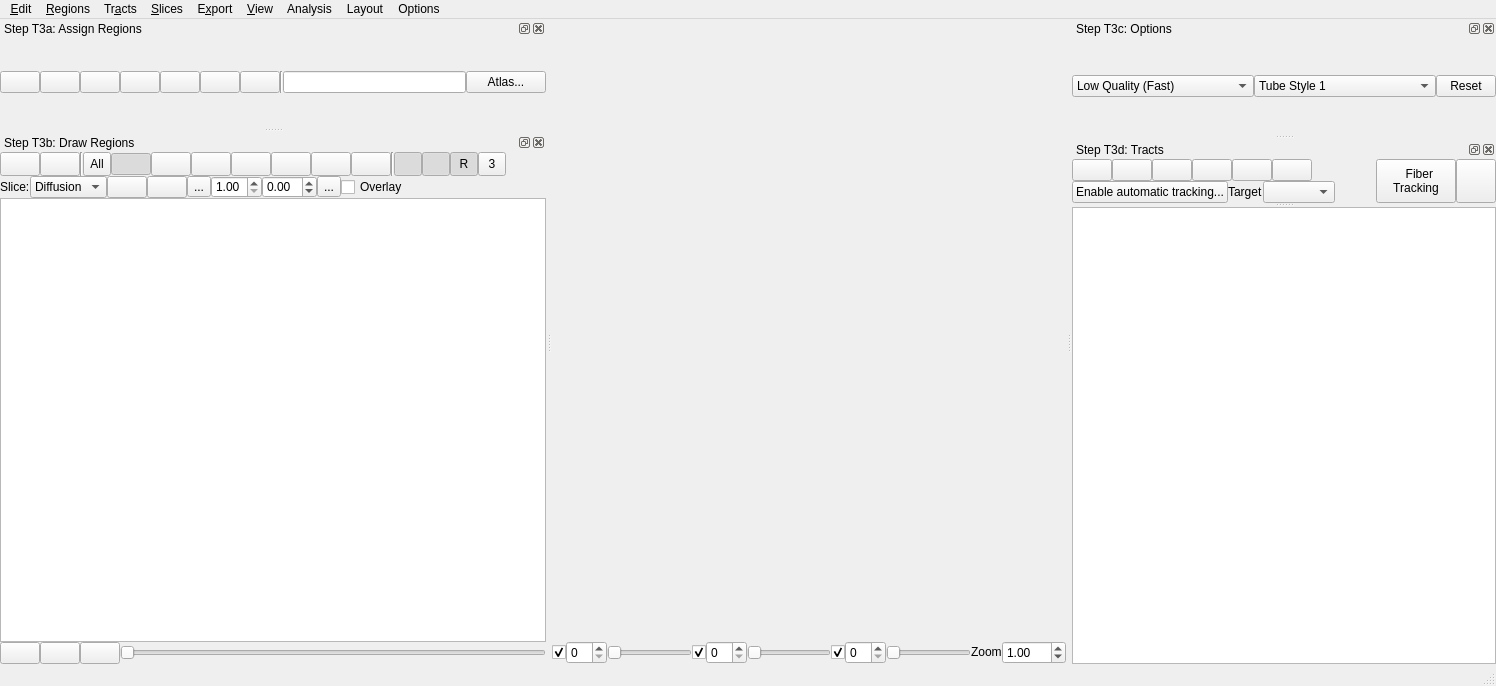
Above: tracking/tracking_window.ui from frankyeh/DSI-Studio before the change. Below: the same form after it.
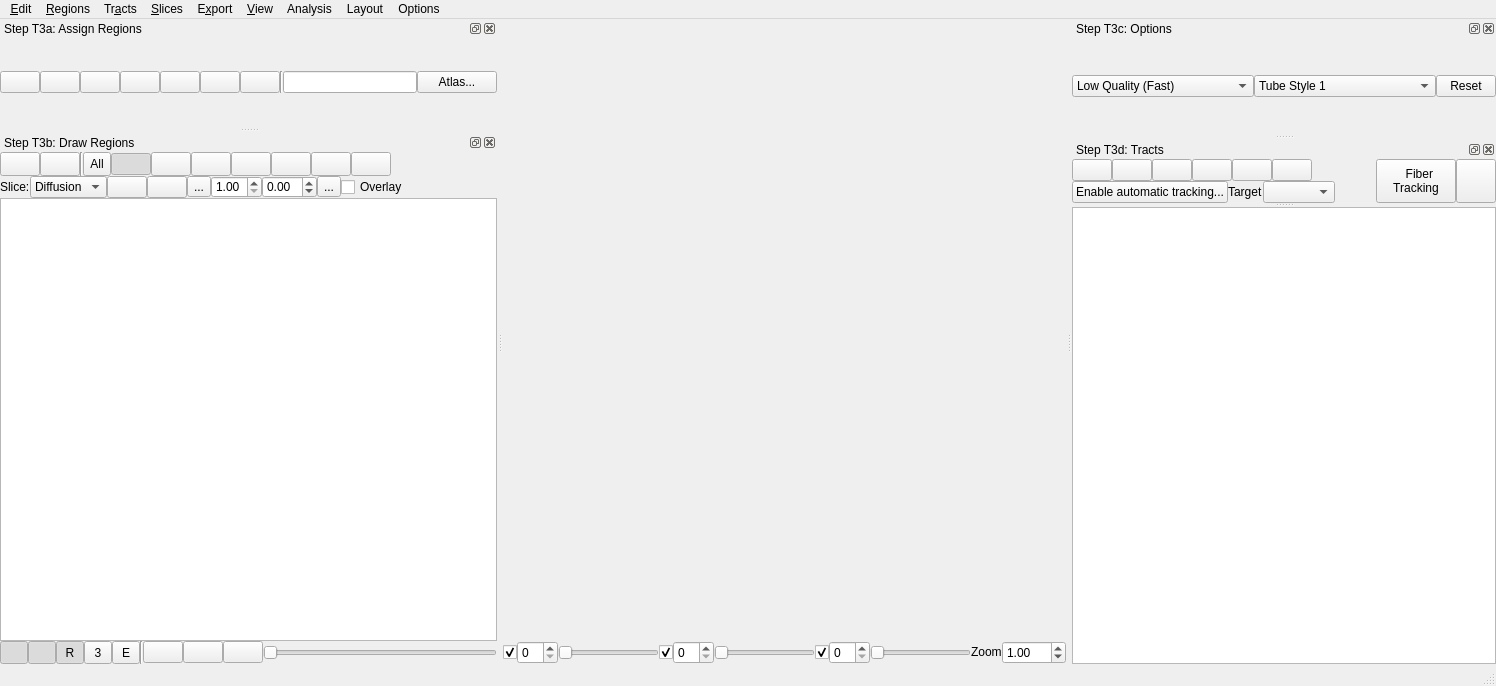
That is the form after the change. Icons and pictures are not drawn. Custom widgets are drawn as their Qt base class.

The edit to the form file:
```diff
--- a/tracking/tracking_window.ui
+++ b/tracking/tracking_window.ui
@@ -1810,139 +1810,6 @@
          </property>
         </widget>
        </item>
-       <item>
-        <widget class="Line" name="line_2">
-         <property name="orientation">
-          <enum>Qt::Vertical</enum>
-         </property>
-        </widget>
-       </item>
-       <item>
-        <widget class="QToolButton" name="show_fiber">
-         <property name="sizePolicy">
-          <sizepolicy hsizetype="Preferred" vsizetype="Preferred">
-           <horstretch>0</horstretch>
-           <verstretch>0</verstretch>
-          </sizepolicy>
-         </property>
-         <property name="minimumSize">
-          <size>
-           <width>28</width>
-           <height>0</height>
-          </size>
-         </property>
-         <property name="toolTip">
-          <string>Show local fiber directions</string>
-         </property>
-         <property name="text">
-          <string/>
-         </property>
-         <property name="icon">
-          <iconset resource="../icons.qrc">
-           <normaloff>:/icons/icons/rgb.xpm</normaloff>:/icons/icons/rgb.xpm</iconset>
-         </property>
-         <property name="checkable">
-          <bool>true</bool>
-         </property>
-         <property name="checked">
-          <bool>true</bool>
-         </property>
-         <property name="autoRaise">
-          <bool>false</bool>
-         </property>
-        </widget>
-       </item>
-       <item>
-        <widget class="QToolButton" name="show_position">
-         <property name="sizePolicy">
-          <sizepolicy hsizetype="Preferred" vsizetype="Preferred">
-           <horstretch>0</horstretch>
-           <verstretch>0</verstretch>
-          </sizepolicy>
-         </property>
-         <property name="minimumSize">
-          <size>
-           <width>28</width>
-           <height>0</height>
-          </size>
-         </property>
-         <property name="toolTip">
-          <string>Show slice positions</string>
-         </property>
-         <property name="text">
-          <string/>
-         </property>
-         <property name="icon">
-          <iconset resource="../icons.qrc">
-           <normaloff>:/icons/icons/guides.xpm</normaloff>:/icons/icons/guides.xpm</iconset>
-         </property>
-         <property name="checkable">
-          <bool>true</bool>
-         </property>
-         <property name="checked">
-          <bool>true</bool>
-         </property>
-        </widget>
-       </item>
-       <item>
-        <widget class="QToolButton" name="show_r">
-         <property name="sizePolicy">
-          <sizepolicy hsizetype="Preferred" vsizetype="Preferred">
-           <horstretch>0</horstretch>
-           <verstretch>0</verstretch>
-          </sizepolicy>
-         </property>
-         <property name="minimumSize">
-          <size>
-           <width>28</width>
-           <height>0</height>
-          </size>
-         </property>
-         <property name="toolTip">
-          <string>Show right side label</string>
-         </property>
-         <property name="text">
-          <string>R</string>
-         </property>
-         <property name="checkable">
-          <bool>true</bool>
-         </property>
-         <property name="checked">
-          <bool>true</bool>
-         </property>
-        </widget>
-       </item>
-       <item>
-        <widget class="QToolButton" name="show_3view">
-         <property name="sizePolicy">
-          <sizepolicy hsizetype="Preferred" vsizetype="Preferred">
-           <horstretch>0</horstretch>
-           <verstretch>0</verstretch>
-          </sizepolicy>
-         </property>
-         <property name="minimumSize">
-          <size>
-           <width>28</width>
-           <height>0</height>
-          </size>
-         </property>
-         <property name="maximumSize">
-          <size>
-           <width>16777215</width>
-           <height>16777215</height>
-          </size>
-         </property>
-         <property name="toolTip">
-          <string>Show slices in 3 views</string>
-         </property>
-         <property name="text">
-          <string>3</string>
-         </property>
-         <property name="checkable">
-          <bool>true</bool>
-         </property>
-        </widget>
-       </item>
        <item>
         <spacer name="horizontalSpacer">
          <property name="orientation">
@@ -2169,6 +2036,164 @@
        <property name="topMargin">
         <number>0</number>
        </property>
+       <item>
+        <widget class="QToolButton" name="show_fiber">
+         <property name="sizePolicy">
+          <sizepolicy hsizetype="Preferred" vsizetype="Preferred">
+           <horstretch>0</horstretch>
+           <verstretch>0</verstretch>
+          </sizepolicy>
+         </property>
+         <property name="minimumSize">
+          <size>
+           <width>28</width>
+           <height>0</height>
+          </size>
+         </property>
+         <property name="toolTip">
+          <string>Show local fiber directions</string>
+         </property>
+         <property name="text">
+          <string/>
+         </property>
+         <property name="icon">
+          <iconset resource="../icons.qrc">
+           <normaloff>:/icons/icons/rgb.xpm</normaloff>:/icons/icons/rgb.xpm</iconset>
+         </property>
+         <property name="checkable">
+          <bool>true</bool>
+         </property>
+         <property name="checked">
+          <bool>true</bool>
+         </property>
+         <property name="autoRaise">
+          <bool>false</bool>
+         </property>
+        </widget>
+       </item>
+       <item>
+        <widget class="QToolButton" name="show_position">
+         <property name="sizePolicy">
+          <sizepolicy hsizetype="Preferred" vsizetype="Preferred">
+           <horstretch>0</horstretch>
+           <verstretch>0</verstretch>
+          </sizepolicy>
+         </property>
+         <property name="minimumSize">
+          <size>
+           <width>28</width>
+           <height>0</height>
+          </size>
+         </property>
+         <property name="toolTip">
+          <string>Show slice positions</string>
+         </property>
+         <property name="text">
+          <string/>
+         </property>
+         <property name="icon">
+          <iconset resource="../icons.qrc">
+           <normaloff>:/icons/icons/guides.xpm</normaloff>:/icons/icons/guides.xpm</iconset>
+         </property>
+         <property name="checkable">
+          <bool>true</bool>
+         </property>
+         <property name="checked">
+          <bool>true</bool>
+         </property>
+        </widget>
+       </item>
+       <item>
+        <widget class="QToolButton" name="show_r">
+         <property name="sizePolicy">
+          <sizepolicy hsizetype="Preferred" vsizetype="Preferred">
+           <horstretch>0</horstretch>
+           <verstretch>0</verstretch>
+          </sizepolicy>
+         </property>
+         <property name="minimumSize">
+          <size>
+           <width>28</width>
+           <height>0</height>
+          </size>
+         </property>
+         <property name="toolTip">
+          <string>Show right side label</string>
+         </property>
+         <property name="text">
+          <string>R</string>
+         </property>
+         <property name="checkable">
+          <bool>true</bool>
+         </property>
+         <property name="checked">
+          <bool>true</bool>
+         </property>
+        </widget>
+       </item>
+       <item>
+        <widget class="QToolButton" name="show_3view">
+         <property name="sizePolicy">
+          <sizepolicy hsizetype="Preferred" vsizetype="Preferred">
+           <horstretch>0</horstretch>
+           <verstretch>0</verstretch>
+          </sizepolicy>
+         </property>
+         <property name="minimumSize">
+          <size>
+           <width>28</width>
+           <height>0</height>
+          </size>
+         </property>
+         <property name="maximumSize">
+          <size>
+           <width>16777215</width>
+           <height>16777215</height>
+          </size>
+         </property>
+         <property name="toolTip">
+          <string>Show 3-slice view</string>
+         </property>
+         <property name="text">
+          <string>3</string>
+         </property>
+         <property name="checkable">
+          <bool>true</bool>
+         </property>
+        </widget>
+       </item>
+       <item>
+        <widget class="QToolButton" name="show_edge">
+         <property name="sizePolicy">
+          <sizepolicy hsizetype="Preferred" vsizetype="Preferred">
+           <horstretch>0</horstretch>
+           <verstretch>0</verstretch>
+          </sizepolicy>
+         </property>
+         <property name="minimumSize">
+          <size>
+           <width>28</width>
+           <height>0</height>
+          </size>
+         </property>
+         <property name="toolTip">
+          <string>Show region by contour</string>
+         </property>
+         <property name="text">
+          <string>E</string>
+         </property>
+         <property name="checkable">
+          <bool>true</bool>
+         </property>
+        </widget>
+       </item>
+       <item>
+        <widget class="Line" name="line_2">
+         <property name="orientation">
+          <enum>Qt::Vertical</enum>
+         </property>
+        </widget>
+       </item>
        <item>
         <widget class="QPushButton" name="glSagView">
          <property name="sizePolicy">
```
Left out of the diff: 2 changed lines with no effect on the pictures.
